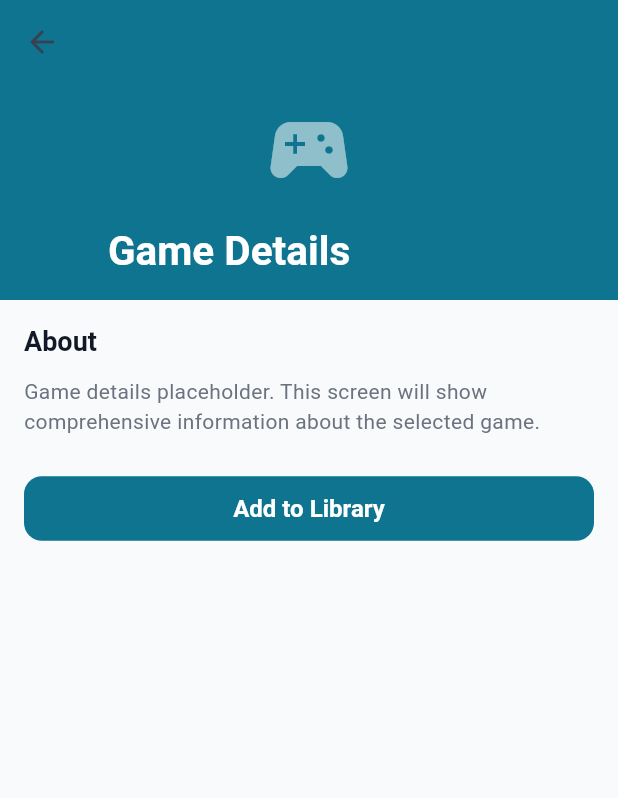
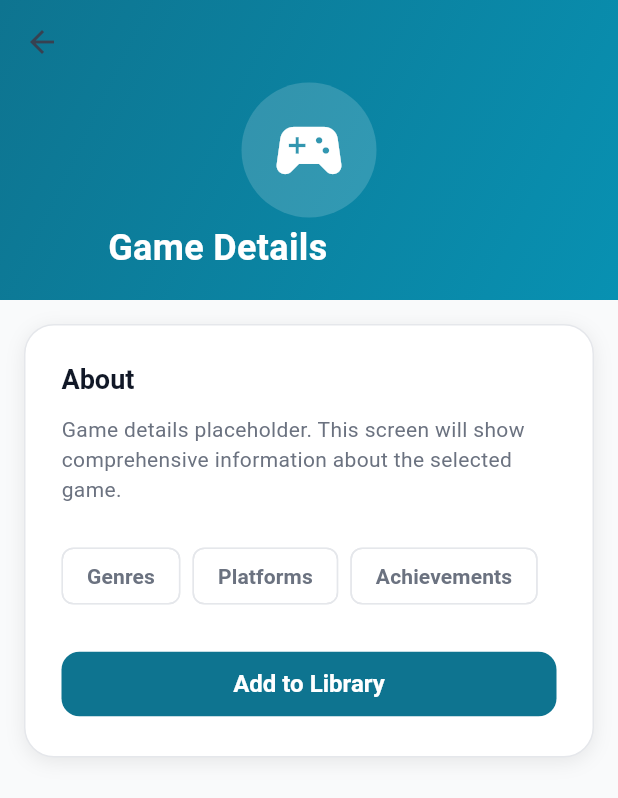
Before and after one commit to BartekFo/good-game-shelf, a Flutter app: the GameDetailsScreen screen opened directly, on a phone screen of 412 x 824 dp. Shown: the top 798 px of the screen. Run offline on Flutter 3.47's test engine with Material 3 defaults, Android fonts, the phone set to English and light mode, and no system bars; our stand-ins replace dio, go_router, shared_preferences; accounts and stored records are empty.

Commit message:
Refine theme foundation across shell and placeholders
Apply shared design tokens in splash, shell, library, game details, and game cards to improve visual consistency and remove hardcoded styling. Strengthen card shadow tokens so themed surfaces remain visibly elevated.

```diff
--- a/lib/core/theme/app_shadows.dart
+++ b/lib/core/theme/app_shadows.dart
@@ -7,9 +7,9 @@ class AppShadows {
 
   static const List<BoxShadow> card = [
     BoxShadow(
-      color: Color(0x0A000000),
-      blurRadius: 8,
-      offset: Offset(0, 2),
+      color: Color(0x14000000),
+      blurRadius: 10,
+      offset: Offset(0, 3),
     ),
   ];
 
--- a/lib/features/game_details/presentation/game_details_screen.dart
+++ b/lib/features/game_details/presentation/game_details_screen.dart
@@ -1,6 +1,8 @@
 import 'package:flutter/material.dart';
 
 import '../../../core/theme/app_colors.dart';
+import '../../../core/theme/app_radius.dart';
+import '../../../core/theme/app_shadows.dart';
 import '../../../core/theme/app_spacing.dart';
 
 class GameDetailsScreen extends StatelessWidget {
@@ -16,21 +18,40 @@ class GameDetailsScreen extends StatelessWidget {
           SliverAppBar(
             expandedHeight: 200,
             pinned: true,
+            backgroundColor: AppColors.primary,
+            foregroundColor: AppColors.onPrimary,
             flexibleSpace: FlexibleSpaceBar(
               title: Text(
                 gameId != null ? 'Game $gameId' : 'Game Details',
-                style: const TextStyle(
-                  color: Colors.white,
-                  fontWeight: FontWeight.w600,
+                style: Theme.of(context).textTheme.titleMedium?.copyWith(
+                      color: AppColors.onPrimary,
+                      fontWeight: FontWeight.w700,
                     ),
               ),
-              background: Container(
-                color: AppColors.primary,
-                child: const Center(
-                  child: Icon(
+              background: DecoratedBox(
+                decoration: const BoxDecoration(
+                  gradient: LinearGradient(
+                    begin: Alignment.topLeft,
+                    end: Alignment.bottomRight,
+                    colors: [
+                      AppColors.primary,
+                      AppColors.primaryLight,
+                    ],
+                  ),
+                ),
+                child: Center(
+                  child: Container(
+                    width: 90,
+                    height: 90,
+                    decoration: BoxDecoration(
+                      color: AppColors.onPrimary.withValues(alpha: 0.16),
+                      borderRadius: BorderRadius.circular(AppRadius.pill),
+                    ),
+                    child: const Icon(
                       Icons.sports_esports_rounded,
-                    size: 64,
-                    color: Colors.white54,
+                      size: 54,
+                      color: AppColors.onPrimary,
+                    ),
                   ),
                 ),
               ),
@@ -38,8 +59,18 @@ class GameDetailsScreen extends StatelessWidget {
           ),
           SliverPadding(
             padding: const EdgeInsets.all(AppSpacing.md),
-            sliver: SliverList(
-              delegate: SliverChildListDelegate([
+            sliver: SliverToBoxAdapter(
+              child: Container(
+                padding: const EdgeInsets.all(AppSpacing.lg),
+                decoration: BoxDecoration(
+                  color: AppColors.surface,
+                  borderRadius: BorderRadius.circular(AppRadius.lg),
+                  border: Border.all(color: AppColors.border),
+                  boxShadow: AppShadows.card,
+                ),
+                child: Column(
+                  crossAxisAlignment: CrossAxisAlignment.start,
+                  children: [
                     Text(
                       'About',
                       style: Theme.of(context).textTheme.titleLarge,
@@ -52,11 +83,26 @@ class GameDetailsScreen extends StatelessWidget {
                           ),
                     ),
                     const SizedBox(height: AppSpacing.lg),
-                ElevatedButton(
+                    Wrap(
+                      spacing: AppSpacing.xs,
+                      runSpacing: AppSpacing.xs,
+                      children: const [
+                        Chip(label: Text('Genres')),
+                        Chip(label: Text('Platforms')),
+                        Chip(label: Text('Achievements')),
+                      ],
+                    ),
+                    const SizedBox(height: AppSpacing.lg),
+                    SizedBox(
+                      width: double.infinity,
+                      child: ElevatedButton(
                         onPressed: () {},
                         child: const Text('Add to Library'),
                       ),
-              ]),
+                    ),
+                  ],
+                ),
+              ),
             ),
           ),
         ],
```
Also changed, not shown: lib/app/app_shell.dart (+24 -1 lines), lib/core/theme/app_theme.dart (+46 -1 lines), lib/features/library/presentation/library_screen.dart (+17 -6 lines), lib/features/splash/presentation/splash_screen.dart (+15 -7 lines), lib/shared/widgets/game_card.dart (+2 -7 lines). Lines whose indentation alone changed are shown as unchanged.
